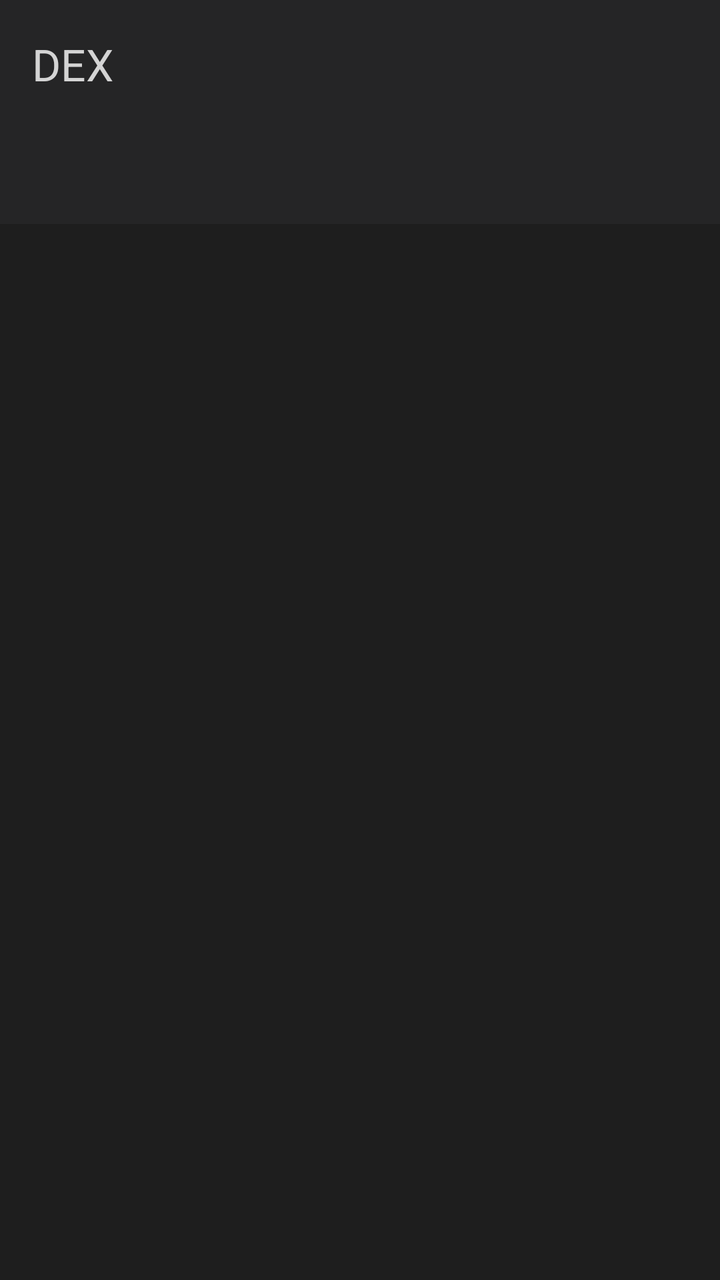
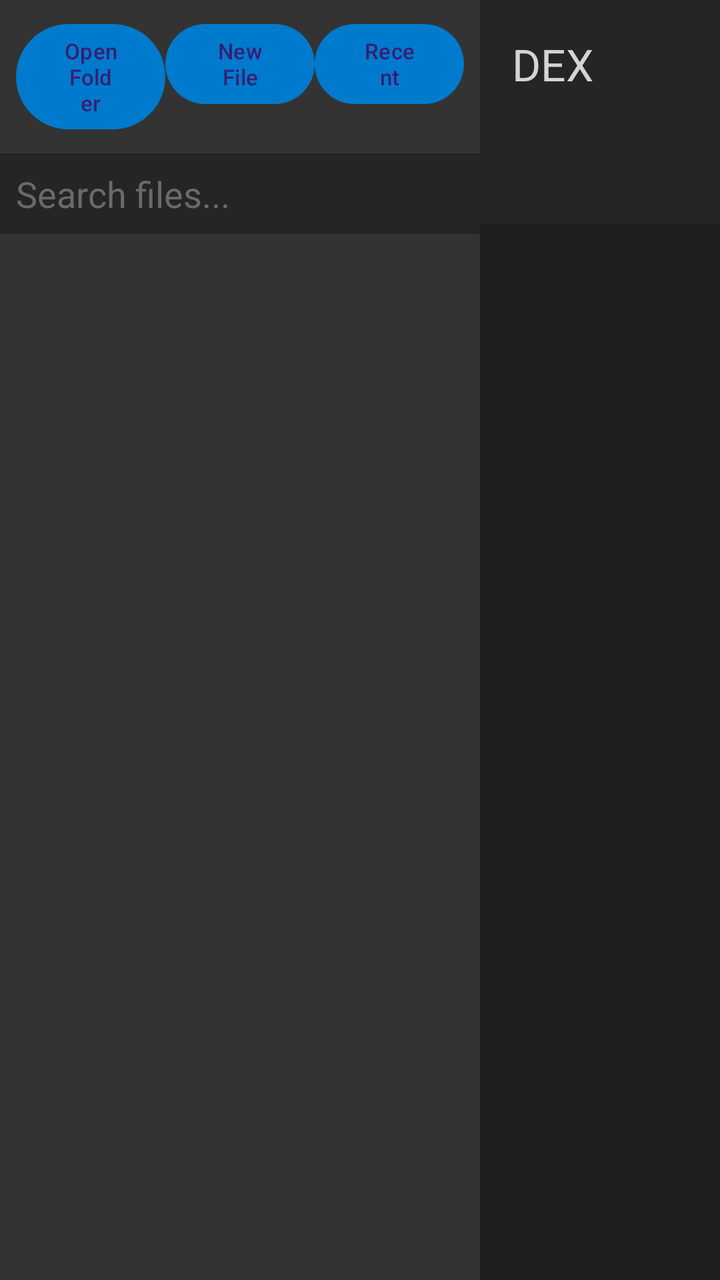

Compare the two renders of this Android layout. The source of the first and the diff that turns it into the second are given below.
<!-- AndroidManifest.xml: application theme Theme.VibeCode -->
<!-- res/layout/activity_main.xml -->
﻿<?xml version="1.0" encoding="utf-8"?>
<androidx.drawerlayout.widget.DrawerLayout xmlns:android="http://schemas.android.com/apk/res/android"
    xmlns:app="http://schemas.android.com/apk/res-auto"
    android:id="@+id/drawerLayout"
    android:layout_width="match_parent"
    android:layout_height="match_parent"
    android:background="@color/background">
    <LinearLayout
        android:layout_width="match_parent"
        android:layout_height="match_parent"
        android:orientation="vertical">
        <com.google.android.material.appbar.MaterialToolbar
            android:id="@+id/toolbar"
            android:layout_width="match_parent"
            android:layout_height="?attr/actionBarSize"
            android:background="@color/surface"
            app:title="@string/app_name"
            app:titleTextColor="@color/text" />
        <LinearLayout
            android:layout_width="match_parent"
            android:layout_height="0dp"
            android:layout_weight="1"
            android:orientation="vertical">
            <com.google.android.material.tabs.TabLayout
                android:id="@+id/tabLayout"
                android:layout_width="match_parent"
                android:layout_height="wrap_content"
                android:background="@color/surface"
                app:tabTextColor="@color/text_secondary"
                app:tabSelectedTextColor="@color/accent"
                app:tabIndicatorColor="@color/accent" />
            <androidx.viewpager2.widget.ViewPager2
                android:id="@+id/viewPager"
                android:layout_width="match_parent"
                android:layout_height="0dp"
                android:layout_weight="1" />
        </LinearLayout>
    </LinearLayout>
    <com.google.android.material.navigation.NavigationView
        android:id="@+id/navView"
        android:layout_width="280dp"
        android:layout_height="match_parent"
        android:layout_gravity="start"
        android:background="@color/primary_dark">
        <LinearLayout
            android:layout_width="match_parent"
            android:layout_height="match_parent"
            android:orientation="vertical">
            <LinearLayout
                android:layout_width="match_parent"
                android:layout_height="wrap_content"
                android:orientation="horizontal"
                android:padding="8dp">
                <Button
                    android:id="@+id/btnOpenFolder"
                    android:layout_width="0dp"
                    android:layout_height="wrap_content"
                    android:layout_weight="1"
                    android:text="@string/open_folder" />
                <Button
                    android:id="@+id/btnNewFile"
                    android:layout_width="0dp"
                    android:layout_height="wrap_content"
                    android:layout_weight="1"
                    android:text="@string/new_file" />
                <Button
                    android:id="@+id/btnRecent"
                    android:layout_width="0dp"
                    android:layout_height="wrap_content"
                    android:layout_weight="1"
                    android:text="Recent" />
            </LinearLayout>
            <EditText
                android:id="@+id/etFileSearch"
                android:layout_width="match_parent"
                android:layout_height="wrap_content"
                android:hint="Search files..."
                android:textColor="@color/text"
                android:textColorHint="@color/text_muted"
                android:background="@color/surface"
                android:padding="8dp" />
            <androidx.recyclerview.widget.RecyclerView
                android:id="@+id/fileRecycler"
                android:layout_width="match_parent"
                android:layout_height="match_parent"
                android:padding="4dp" />
        </LinearLayout>
    </com.google.android.material.navigation.NavigationView>
</androidx.drawerlayout.widget.DrawerLayout>
<!-- resources referenced by this layout -->
<resources>
  <color name="accent">#007acc</color>
  <color name="background">#1e1e1e</color>
  <color name="primary_dark">#333333</color>
  <color name="surface">#252526</color>
  <color name="text">#d4d4d4</color>
  <color name="text_muted">#6a6a6a</color>
  <color name="text_secondary">#858585</color>
  <string name="app_name">DEX</string>
  <string name="new_file">New File</string>
  <string name="open_folder">Open Folder</string>
  <style name="Theme.VibeCode" parent="Theme.Material3.Dark.NoActionBar">
          <item name="colorPrimary">@color/primary</item>
          <item name="colorPrimaryVariant">@color/primary_dark</item>
          <item name="colorAccent">@color/accent</item>
          <item name="android:windowBackground">@color/background</item>
          <item name="android:textColor">@color/text</item>
      </style>
  <color name="primary">#007acc</color>
</resources>

<!-- the commit's change to res/layout/activity_main.xml (unified diff, before → after) -->
@@ -1,13 +1,44 @@
 ﻿<?xml version="1.0" encoding="utf-8"?>
-<androidx.drawerlayout.widget.DrawerLayout xmlns:android="http://schemas.android.com/apk/res/android"
+<LinearLayout xmlns:android="http://schemas.android.com/apk/res/android"
     xmlns:app="http://schemas.android.com/apk/res-auto"
-    android:id="@+id/drawerLayout"
     android:layout_width="match_parent"
     android:layout_height="match_parent"
+    android:orientation="horizontal"
     android:background="@color/background">
     <LinearLayout
-        android:layout_width="match_parent"
+        android:id="@+id/sidebar"
+        android:layout_width="240dp"
         android:layout_height="match_parent"
+        android:orientation="vertical"
+        android:background="@color/primary_dark">
+        <LinearLayout
+            android:layout_width="match_parent"
+            android:layout_height="wrap_content"
+            android:orientation="horizontal"
+            android:padding="8dp">
+            <Button android:id="@+id/btnOpenFolder" android:layout_width="0dp" android:layout_height="wrap_content" android:layout_weight="1" android:text="@string/open_folder" android:textSize="11sp" />
+            <Button android:id="@+id/btnNewFile" android:layout_width="0dp" android:layout_height="wrap_content" android:layout_weight="1" android:text="@string/new_file" android:textSize="11sp" />
+            <Button android:id="@+id/btnRecent" android:layout_width="0dp" android:layout_height="wrap_content" android:layout_weight="1" android:text="Recent" android:textSize="11sp" />
+        </LinearLayout>
+        <EditText
+            android:id="@+id/etFileSearch"
+            android:layout_width="match_parent"
+            android:layout_height="wrap_content"
+            android:hint="Search files..."
+            android:textColor="@color/text"
+            android:textColorHint="@color/text_muted"
+            android:background="@color/surface"
+            android:padding="8dp" />
+        <androidx.recyclerview.widget.RecyclerView
+            android:id="@+id/fileRecycler"
+            android:layout_width="match_parent"
+            android:layout_height="match_parent"
+            android:padding="4dp" />
+    </LinearLayout>
+    <LinearLayout
+        android:layout_width="0dp"
+        android:layout_height="match_parent"
+        android:layout_weight="1"
         android:orientation="vertical">
         <com.google.android.material.appbar.MaterialToolbar
             android:id="@+id/toolbar"
@@ -36,54 +67,4 @@
                 android:layout_weight="1" />
         </LinearLayout>
     </LinearLayout>
-    <com.google.android.material.navigation.NavigationView
-        android:id="@+id/navView"
-        android:layout_width="280dp"
-        android:layout_height="match_parent"
-        android:layout_gravity="start"
-        android:background="@color/primary_dark">
-        <LinearLayout
-            android:layout_width="match_parent"
-            android:layout_height="match_parent"
-            android:orientation="vertical">
-            <LinearLayout
-                android:layout_width="match_parent"
-                android:layout_height="wrap_content"
-                android:orientation="horizontal"
-                android:padding="8dp">
-                <Button
-                    android:id="@+id/btnOpenFolder"
-                    android:layout_width="0dp"
-                    android:layout_height="wrap_content"
-                    android:layout_weight="1"
-                    android:text="@string/open_folder" />
-                <Button
-                    android:id="@+id/btnNewFile"
-                    android:layout_width="0dp"
-                    android:layout_height="wrap_content"
-                    android:layout_weight="1"
-                    android:text="@string/new_file" />
-                <Button
-                    android:id="@+id/btnRecent"
-                    android:layout_width="0dp"
-                    android:layout_height="wrap_content"
-                    android:layout_weight="1"
-                    android:text="Recent" />
-            </LinearLayout>
-            <EditText
-                android:id="@+id/etFileSearch"
-                android:layout_width="match_parent"
-                android:layout_height="wrap_content"
-                android:hint="Search files..."
-                android:textColor="@color/text"
-                android:textColorHint="@color/text_muted"
-                android:background="@color/surface"
-                android:padding="8dp" />
-            <androidx.recyclerview.widget.RecyclerView
-                android:id="@+id/fileRecycler"
-                android:layout_width="match_parent"
-                android:layout_height="match_parent"
-                android:padding="4dp" />
-        </LinearLayout>
-    </com.google.android.material.navigation.NavigationView>
-</androidx.drawerlayout.widget.DrawerLayout>
+</LinearLayout>
